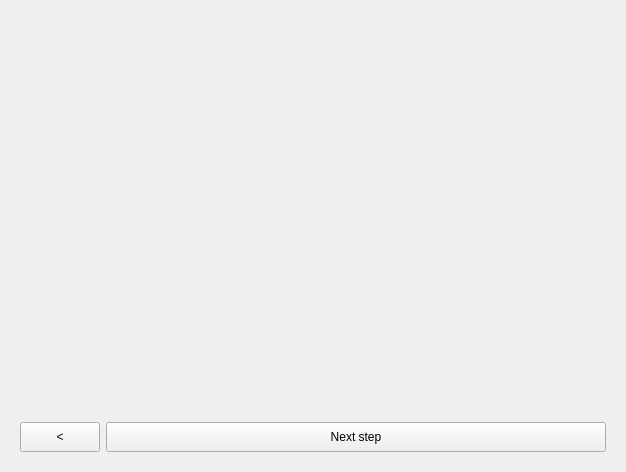
Old version of the form plots_and_stats/view.ui in the repository medusabci/medusa-analyzer.
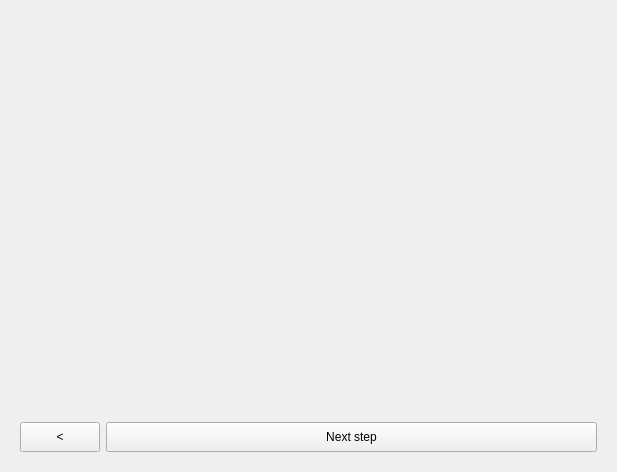
New version of the form.

Commit message: Refactor GroupsController and view components for improved functionality and usability

```diff
--- a/plots_and_stats/view.ui
+++ b/plots_and_stats/view.ui
@@ -6,7 +6,7 @@
    <rect>
     <x>0</x>
     <y>0</y>
-    <width>594</width>
+    <width>617</width>
     <height>472</height>
    </rect>
   </property>
@@ -35,7 +35,7 @@
    </item>
    <item>
     <widget class="QWidget" name="widget" native="true">
-     <layout class="QHBoxLayout" name="horizontalLayout_2">
+     <layout class="QHBoxLayout" name="horizontalLayout_2" stretch="1,8">
       <item>
        <widget class="QPushButton" name="backButton">
         <property name="minimumSize">
@@ -53,7 +53,7 @@
        <widget class="QPushButton" name="nextButton">
         <property name="minimumSize">
          <size>
-          <width>500</width>
+          <width>0</width>
           <height>30</height>
          </size>
         </property>
```
The commit also changes 13 other files.
